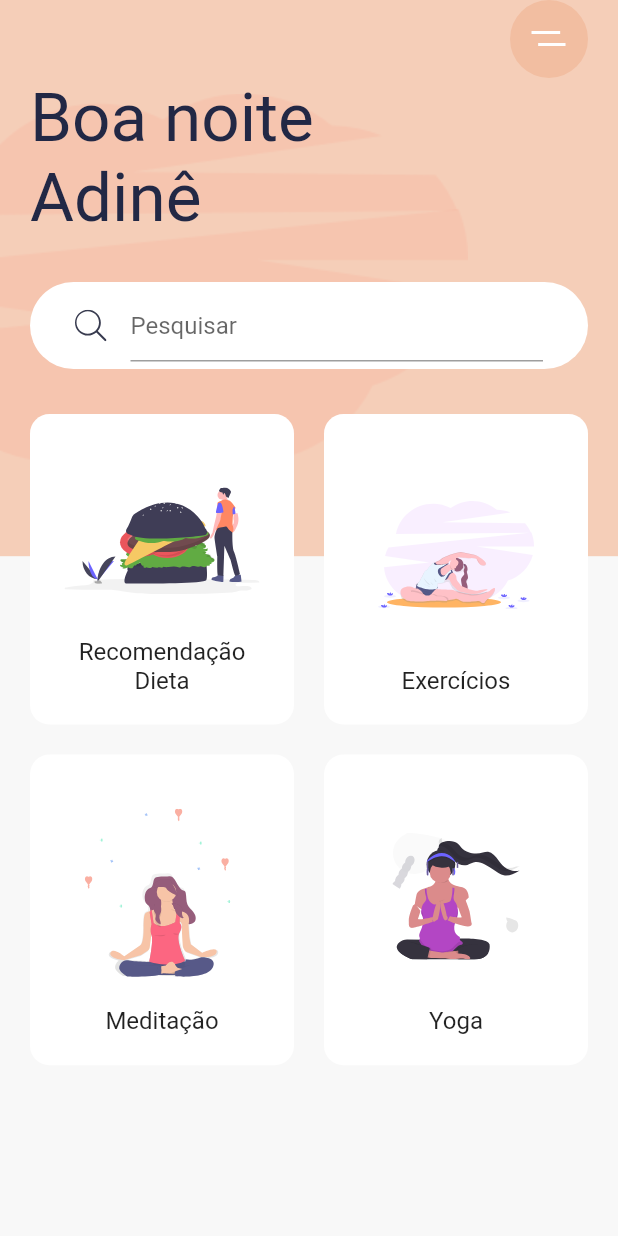
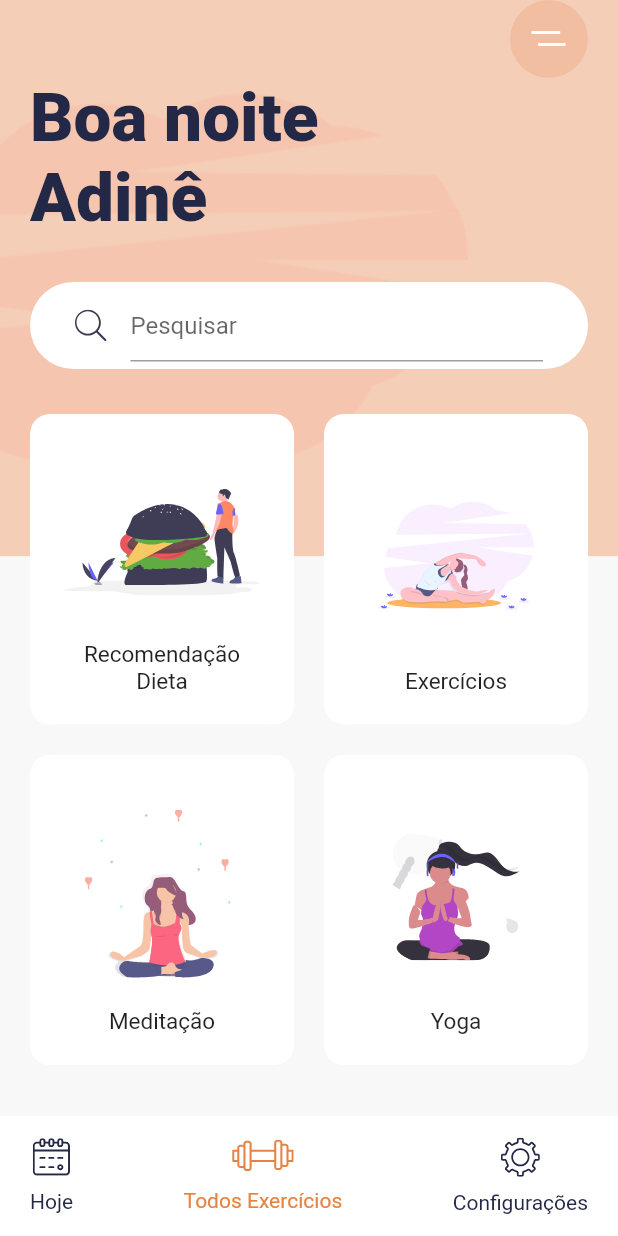
Before and after one commit to adinalves/flutter_ui, a Flutter app: the screen it shows after launch, on a phone screen of 412 x 824 dp. Run offline on Flutter 3.47's test engine with Material 2 defaults, Android fonts, the phone set to English and light mode, and no system bars; our stand-ins replace flutter_svg.

Commit message:
minute 15

```diff
--- a/lib/main.dart
+++ b/lib/main.dart
@@ -2,6 +2,10 @@ import 'package:flutter/material.dart';
 import 'package:flutter_svg/svg.dart';
 
 import 'package:meditation_app/constants.dart';
+import 'package:meditation_app/screens/details.screen.dart';
+import 'package:meditation_app/widgets/bottom_nav_bar.dart';
+import 'package:meditation_app/widgets/category_card.dart';
+import 'package:meditation_app/widgets/search_bar.dart';
 
 void main() {
   runApp(const MyApp());
@@ -19,8 +23,8 @@ class MyApp extends StatelessWidget {
       theme: ThemeData(
           fontFamily: "Cairo",
           scaffoldBackgroundColor: kBackgroundColor,
-        textTheme: Theme.of(context).textTheme.apply(displayColor: kTextColor)
-      ),
+          textTheme:
+              Theme.of(context).textTheme.apply(displayColor: kTextColor)),
       home: const HomeScreen(),
     );
   }
@@ -31,21 +35,19 @@ class HomeScreen extends StatelessWidget {
 
   @override
   Widget build(BuildContext context) {
-    var size = MediaQuery.of(context)
-        .size;
+    var size = MediaQuery.of(context).size;
     return Scaffold(
+      bottomNavigationBar: BottomNavBar(),
       body: Stack(
         children: <Widget>[
           Container(
-
             height: size.height * .45,
             decoration: const BoxDecoration(
                 color: Color(0xFFF5CEB8),
                 image: DecorationImage(
                   alignment: Alignment.centerLeft,
                   image: AssetImage("assets/images/undraw_pilates_gpdb.png"),
-                )
-            ),
+                )),
           ),
           SafeArea(
             child: Padding(
@@ -66,52 +68,48 @@ class HomeScreen extends StatelessWidget {
                       child: SvgPicture.asset("assets/icons/menu.svg"),
                     ),
                   ),
-                  Text('Boa noite\nAdinê',
+                  Text(
+                    'Boa noite\nAdinê',
                     style: Theme.of(context)
                         .textTheme
                         .displaySmall
-                  // .copyWith(fontWeight: FontWeight.w900) ?? SizedBox(),
-
+                        ?.copyWith(fontWeight: FontWeight.w900),
                   ),
-                  Container(
-                    margin: const EdgeInsets.symmetric(vertical: 30),
-                    padding: const EdgeInsets.symmetric(horizontal: 30, vertical: 5 ),
-                    decoration: BoxDecoration(
-                      color: Colors.white,
-                      borderRadius: BorderRadius.circular(29.5),
-                    ),
-                    child: TextField(
-                      decoration: InputDecoration(
-                        hintText: "Pesquisar",
-                        icon: SvgPicture.asset("assets/icons/search.svg"),
-
-                      ),
-                    ),
-                  ),
+                  SearchBar(),
                   Expanded(
                     child: GridView.count(
                       crossAxisCount: 2,
                       childAspectRatio: .85,
                       crossAxisSpacing: 20,
                       mainAxisSpacing: 20,
-                      children: const <Widget>[
+                      children: <Widget>[
                         CategoryCard(
                           title: "Recomendação Dieta",
-                        svgSrc: "assets/icons/Hamburger.svg"
+                          svgSrc: "assets/icons/Hamburger.svg",
+                          press: () {},
                         ),
                         CategoryCard(
                           title: "Exercícios",
-                        svgSrc: "assets/icons/Excrecises.svg"
+                          svgSrc: "assets/icons/Excrecises.svg",
+                          press: () {},
                         ),
                         CategoryCard(
                           title: "Meditação",
-                        svgSrc: "assets/icons/Meditation.svg"
+                          svgSrc: "assets/icons/Meditation.svg",
+                          press: () {
+                            Navigator.push(
+                              context,
+                              MaterialPageRoute(builder: (context) {
+                                return DetailsScreen();
+                              }),
+                            );
+                          },
                         ),
                         CategoryCard(
                           title: "Yoga",
-                        svgSrc: "assets/icons/yoga.svg"
+                          svgSrc: "assets/icons/yoga.svg",
+                          press: () {},
                         ),
-
                       ],
                     ),
                   )
@@ -124,40 +122,3 @@ class HomeScreen extends StatelessWidget {
     );
   }
 }
-
-class CategoryCard extends StatelessWidget {
-final String svgSrc;
-final String title;
-
-
-  const CategoryCard({
-    Key? key, required this.svgSrc,required this.title,
-  }) : super(key: key);
-
-  @override
-  Widget build(BuildContext context) {
-    return Container(
-      padding: const EdgeInsets.all(20),
-      decoration:  BoxDecoration(
-        color: Colors.white,
-        borderRadius: BorderRadius.circular(13),
-      ),
-      child: Column(
-        children: [
-          const Spacer(),
-          SvgPicture.asset(svgSrc),
-          const Spacer(),
-          Text(
-            title,
-            textAlign: TextAlign.center,
-            style: Theme.of(context)
-            .textTheme
-            .titleMedium
-          //  .copyWith(fontSize: 15)
-            )
-        ],
-      ),
-
-    );
-  }
-}
--- /dev/null
+++ b/lib/widgets/bottom_nav_bar.dart
@@ -0,0 +1,64 @@
+import 'package:flutter/material.dart';
+import 'package:flutter_svg/svg.dart';
+import 'package:meditation_app/constants.dart';
+
+
+
+class BottomNavBar extends StatelessWidget {
+  const BottomNavBar({
+    Key? key,
+  }) : super(key: key);
+
+  @override
+  Widget build(BuildContext context) {
+    return Container(
+      padding: EdgeInsets.symmetric(horizontal: 20, vertical: 10),
+      height: 80,
+      color: Colors.white,
+      child: Row(
+        mainAxisAlignment: MainAxisAlignment.spaceBetween ,
+        children: [
+          BottomNavItem(
+            title: "Hoje",
+            svgScr: "assets/icons/calendar.svg",
+            ),
+          BottomNavItem(
+            title: "Todos Exercícios",
+            svgScr: "assets/icons/gym.svg",
+            isActive: true,
+            ),
+            BottomNavItem(
+            title: "Configurações",
+            svgScr: "assets/icons/Settings.svg",
+            ),
+        ],
+      ),
+    );
+  }
+}
+
+
+class BottomNavItem extends StatelessWidget {
+  final String svgScr;
+  final String title;
+  final Function()? press;
+  final bool isActive;
+
+  const BottomNavItem({
+    Key? key, required this.svgScr, required this.title,this.press, this.isActive = false,
+  }) : super(key: key);
+
+  @override
+  Widget build(BuildContext context) {
+    return GestureDetector(
+      onTap: press,
+      child: Column(
+        mainAxisAlignment: MainAxisAlignment.spaceAround,
+        children: [
+          SvgPicture.asset(svgScr, color: isActive ? kActiveIconColor : kTextColor,),
+          Text(title, style: TextStyle(color: isActive ? kActiveIconColor: kTextColor ),)
+        ],
+      ),
+    );
+  }
+}
--- /dev/null
+++ b/lib/widgets/category_card.dart
@@ -0,0 +1,59 @@
+import 'package:flutter/material.dart';
+import 'package:flutter_svg/svg.dart';
+import 'package:meditation_app/constants.dart';
+
+
+class CategoryCard extends StatelessWidget {
+final String svgSrc;
+final String title;
+final Function()? press;
+
+  const CategoryCard({
+    Key? key, required this.svgSrc,required this.title, this.press   ,
+  }) : super(key: key);
+
+  @override
+  Widget build(BuildContext context) {
+    return ClipRRect( //nao entendi muito bem o ClipRRect
+      borderRadius: BorderRadius.circular(13),
+      child: Container(
+       // padding: const EdgeInsets.all(20),
+        decoration:  BoxDecoration(
+          color: Colors.white,
+          borderRadius: BorderRadius.circular(13),
+          boxShadow: const [BoxShadow(
+            offset: Offset(0,17),
+            blurRadius: 17,
+            spreadRadius: -23,
+            color: kShadowColor,
+          )]
+        ),
+        child: Material(
+          color: Colors.transparent,
+          child: InkWell(
+            onTap: press,
+            child: Padding(
+              padding: const EdgeInsets.all(20.0),
+              child: Column(
+                children: [
+                  const Spacer(),
+                  SvgPicture.asset(svgSrc),
+                  const Spacer(),
+                  Text(
+                    title,
+                    textAlign: TextAlign.center,
+                    style: Theme.of(context)
+                    .textTheme
+                    .titleMedium
+                    ?.copyWith(fontSize: 15)
+                    )
+                ],
+              ),
+            ),
+          ),
+        ),
+
+      ),
+    );
+  }
+}
--- /dev/null
+++ b/lib/widgets/search_bar.dart
@@ -0,0 +1,29 @@
+import 'package:flutter/material.dart';
+import 'package:flutter_svg/svg.dart';
+
+
+
+class SearchBar extends StatelessWidget {
+  const SearchBar({
+    Key? key,
+  }) : super(key: key);
+
+  @override
+  Widget build(BuildContext context) {
+    return Container(
+      margin: const EdgeInsets.symmetric(vertical: 30),
+      padding:
+          const EdgeInsets.symmetric(horizontal: 30, vertical: 5),
+      decoration: BoxDecoration(
+        color: Colors.white,
+        borderRadius: BorderRadius.circular(29.5),
+      ),
+      child: TextField(
+        decoration: InputDecoration(
+          hintText: "Pesquisar",
+          icon: SvgPicture.asset("assets/icons/search.svg"),
+        ),
+      ),
+    );
+  }
+}
```
Also changed, not shown: lib/screens/details.screen.dart (added, +66 -0 lines). Lines whose indentation alone changed are shown as unchanged.
